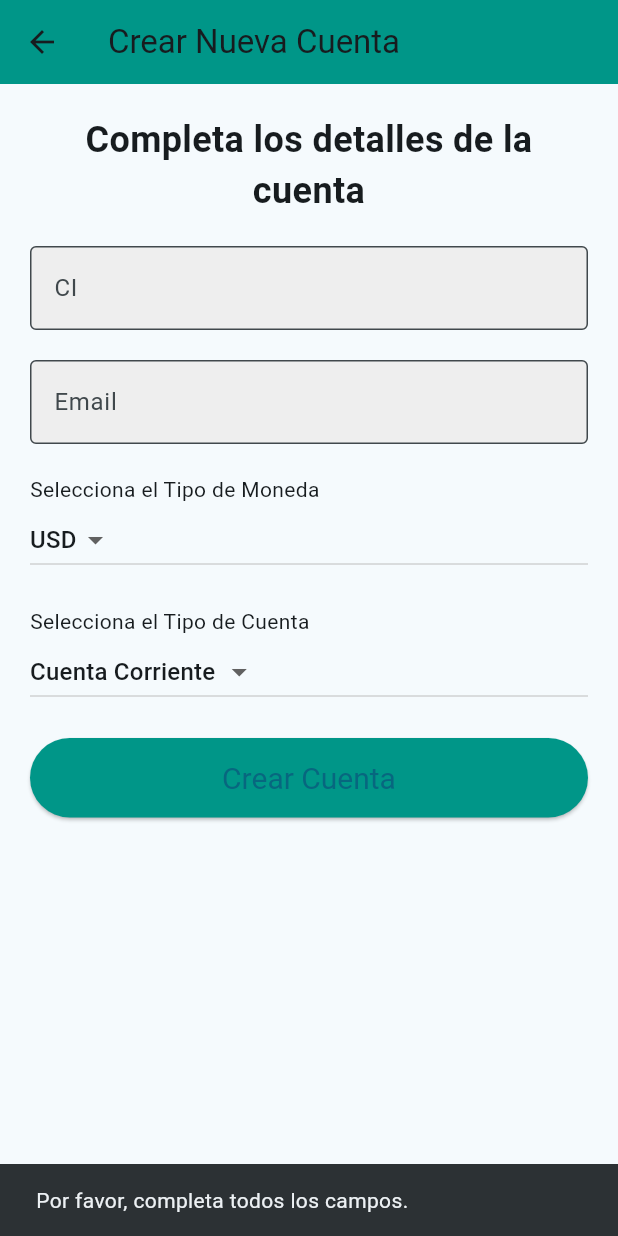
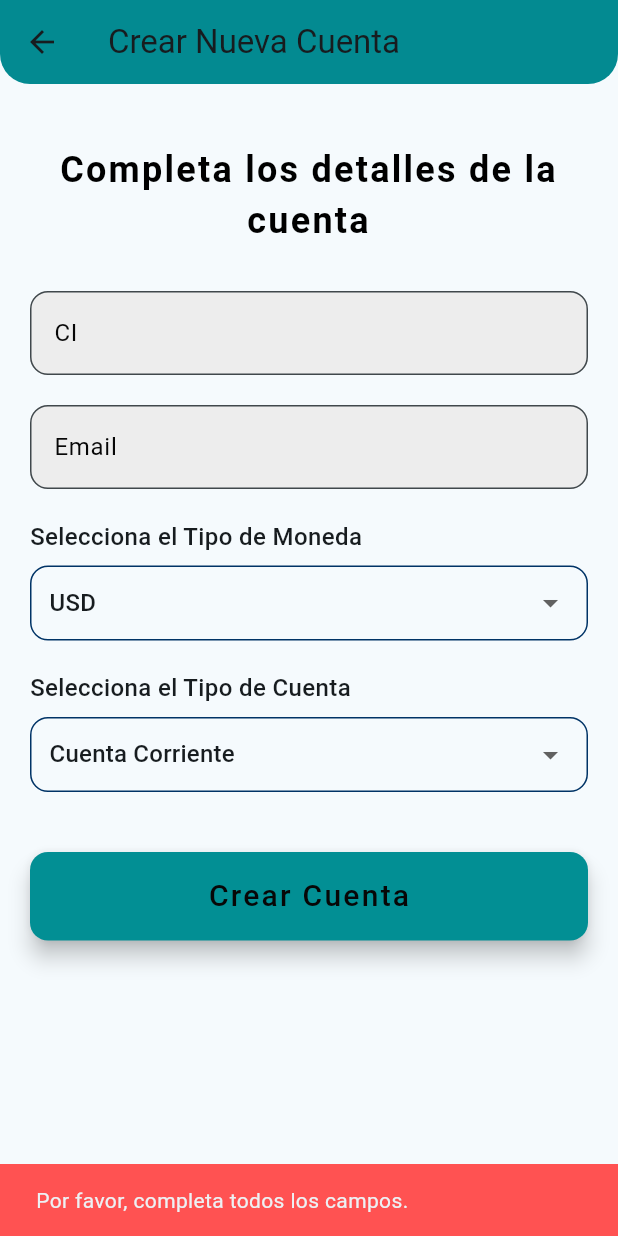
Before and after one commit to Y2ktorrez/YescaBank_Mobile-, a Flutter app: the AddAccountPage screen opened directly, after a tap on "Crear Cuenta", on a phone screen of 412 x 824 dp. Run offline on Flutter 3.47's test engine with Material 3 defaults, Android fonts, the phone set to English and light mode, and no system bars; our stand-ins replace modal_bottom_sheet, shared_preferences; accounts and stored records are empty.

Commit message:
mas diseño visual

```diff
--- a/lib/screens/add_account.dart
+++ b/lib/screens/add_account.dart
@@ -9,20 +9,21 @@ class AddAccountPage extends StatefulWidget {
   State<AddAccountPage> createState() => _AddAccountPageState();
 }
 
-class _AddAccountPageState extends State<AddAccountPage> {
+class _AddAccountPageState extends State<AddAccountPage>
+    with SingleTickerProviderStateMixin {
   final AccountService _accountService = AccountService();
   final TextEditingController _ciController = TextEditingController();
   final TextEditingController _emailController = TextEditingController();
+  String _selectedCurrency = "USD";
+  String _selectedAccountType = "Cuenta Corriente";
 
-  String _selectedCurrency = "USD"; // Moneda predeterminada
-  String _selectedAccountType = "Cuenta Corriente"; // Tipo de cuenta predeterminada
+  late AnimationController _animationController;
+  late Animation<double> _buttonScaleAnimation;
 
   // Método para registrar la cuenta
   Future<void> _createAccount() async {
     if (_ciController.text.isEmpty || _emailController.text.isEmpty) {
-      ScaffoldMessenger.of(context).showSnackBar(
-        const SnackBar(content: Text('Por favor, completa todos los campos.')),
-      );
+      _showSnackBar('Por favor, completa todos los campos.');
       return;
     }
 
@@ -37,10 +38,36 @@ class _AddAccountPageState extends State<AddAccountPage> {
       await _accountService.createAccount(account);
       Navigator.pop(context);
     } catch (e) {
+      _showSnackBar('Error: $e');
+    }
+  }
+
+  void _showSnackBar(String message) {
     ScaffoldMessenger.of(context).showSnackBar(
-        SnackBar(content: Text('Error: $e')),
+      SnackBar(
+        content: Text(message),
+        backgroundColor: Colors.redAccent,
+        duration: const Duration(seconds: 2),
+      ),
     );
   }
+
+  @override
+  void initState() {
+    super.initState();
+    _animationController = AnimationController(
+      vsync: this,
+      duration: const Duration(milliseconds: 300),
+    );
+    _buttonScaleAnimation = Tween<double>(begin: 1.0, end: 1.1).animate(
+      CurvedAnimation(parent: _animationController, curve: Curves.easeInOut),
+    );
+  }
+
+  @override
+  void dispose() {
+    _animationController.dispose();
+    super.dispose();
   }
 
   @override
@@ -48,20 +75,20 @@ class _AddAccountPageState extends State<AddAccountPage> {
     return Scaffold(
       appBar: AppBar(
         title: const Text('Crear Nueva Cuenta'),
-        backgroundColor: Colors.teal,
+        backgroundColor: const Color.fromARGB(255, 2, 143, 148),
+        elevation: 8.0,
+        shape: const RoundedRectangleBorder(
+          borderRadius: BorderRadius.vertical(bottom: Radius.circular(20)),
+        ),
       ),
       body: SingleChildScrollView(
         padding: const EdgeInsets.all(20.0),
         child: Column(
           crossAxisAlignment: CrossAxisAlignment.stretch,
           children: [
-            // Título
-            const Text(
-              'Completa los detalles de la cuenta',
-              style: TextStyle(fontSize: 24, fontWeight: FontWeight.bold),
-              textAlign: TextAlign.center,
-            ),
             const SizedBox(height: 20),
+            _buildAnimatedTitle(),
+            const SizedBox(height: 30),
 
             // Campo CI
             _buildTextField(
@@ -102,20 +129,29 @@ class _AddAccountPageState extends State<AddAccountPage> {
                 });
               },
             ),
-            const SizedBox(height: 20),
+            const SizedBox(height: 40),
 
-            // Botón de Crear Cuenta
-            ElevatedButton(
-              onPressed: _createAccount,
-              style: ElevatedButton.styleFrom(
-                backgroundColor: Colors.teal, // Cambiado de 'primary' a 'backgroundColor'
-                padding: const EdgeInsets.symmetric(vertical: 15),
-                textStyle: const TextStyle(fontSize: 20),
-              ),
-              child: const Text('Crear Cuenta'),
-            ),
+            // Botón de Crear Cuenta con animación
+            _buildAnimatedButton(),
           ],
         ),
+      ),
+    );
+  }
+
+  Widget _buildAnimatedTitle() {
+    return AnimatedContainer(
+      duration: const Duration(milliseconds: 500),
+      curve: Curves.easeInOut,
+      child: const Text(
+        'Completa los detalles de la cuenta',
+        style: TextStyle(
+          fontSize: 24,
+          fontWeight: FontWeight.bold,
+          letterSpacing: 1.5,
+          color: Color.fromARGB(255, 0, 0, 0),
+        ),
+        textAlign: TextAlign.center,
       ),
     );
   }
@@ -130,11 +166,14 @@ class _AddAccountPageState extends State<AddAccountPage> {
       keyboardType: keyboardType,
       decoration: InputDecoration(
         labelText: label,
-        border: OutlineInputBorder(),
+        labelStyle: const TextStyle(color: Color.fromARGB(255, 7, 7, 7)),
+        border: OutlineInputBorder(
+          borderRadius: BorderRadius.circular(12),
+        ),
         filled: true,
-        fillColor: Colors.grey[200 ],
+        fillColor: const Color(0xFFEDEDED), // Gris claro
       ),
-      cursorColor: Colors.teal,
+      cursorColor: const Color(0xFF003366),
     );
   }
 
@@ -147,10 +186,22 @@ class _AddAccountPageState extends State<AddAccountPage> {
     return Column(
       crossAxisAlignment: CrossAxisAlignment.stretch,
       children: [
-        Text(label),
-        DropdownButton<String>(
+        Text(
+          label,
+          style: const TextStyle(fontSize: 16, fontWeight: FontWeight.w500),
+        ),
+        const SizedBox(height: 8),
+        Container(
+          padding: const EdgeInsets.symmetric(horizontal: 12),
+          decoration: BoxDecoration(
+            borderRadius: BorderRadius.circular(12),
+            border: Border.all(color: const Color(0xFF003366)),
+          ),
+          child: DropdownButton<String>(
             value: value,
             onChanged: onChanged,
+            isExpanded: true,
+            underline: const SizedBox(),
             items: items.map((String value) {
               return DropdownMenuItem<String>(
                 value: value,
@@ -158,7 +209,34 @@ class _AddAccountPageState extends State<AddAccountPage> {
               );
             }).toList(),
           ),
+        ),
       ],
     );
   }
+
+  Widget _buildAnimatedButton() {
+    return ScaleTransition(
+      scale: _buttonScaleAnimation,
+      child: ElevatedButton(
+        onPressed: () {
+          _animationController.forward().then((_) {
+            _animationController.reverse();
+          });
+          _createAccount();
+        },
+        style: ElevatedButton.styleFrom(
+          padding: const EdgeInsets.symmetric(vertical: 15),
+          backgroundColor: const Color.fromARGB(255, 2, 143, 148), // Verde esmeralda
+          shape: RoundedRectangleBorder(
+            borderRadius: BorderRadius.circular(12),
+          ),
+          elevation: 6.0,
+        ),
+        child: const Text(
+          'Crear Cuenta',
+          style: TextStyle(fontSize: 20, letterSpacing: 1.5, color: Color.fromARGB(255, 7, 7, 7)),
+        ),
+      ),
+    );
   }
+}
```
Lines whose indentation alone changed are shown as unchanged.
